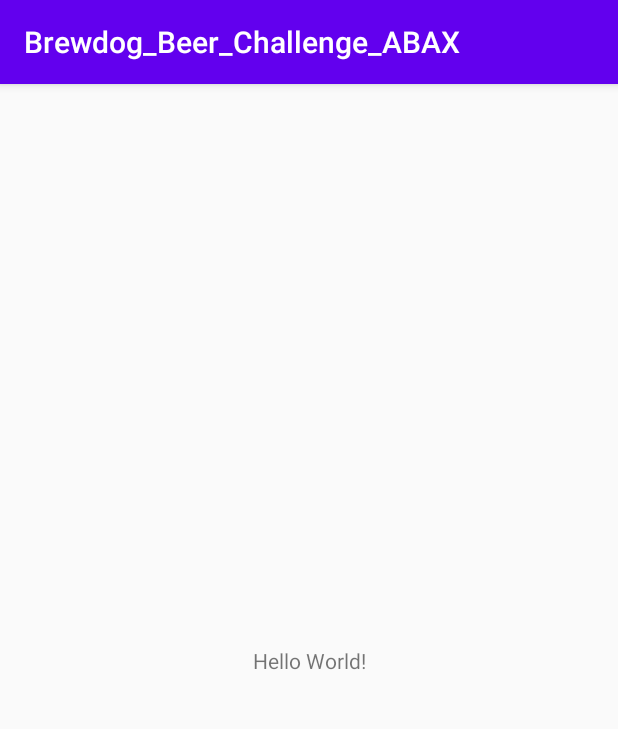
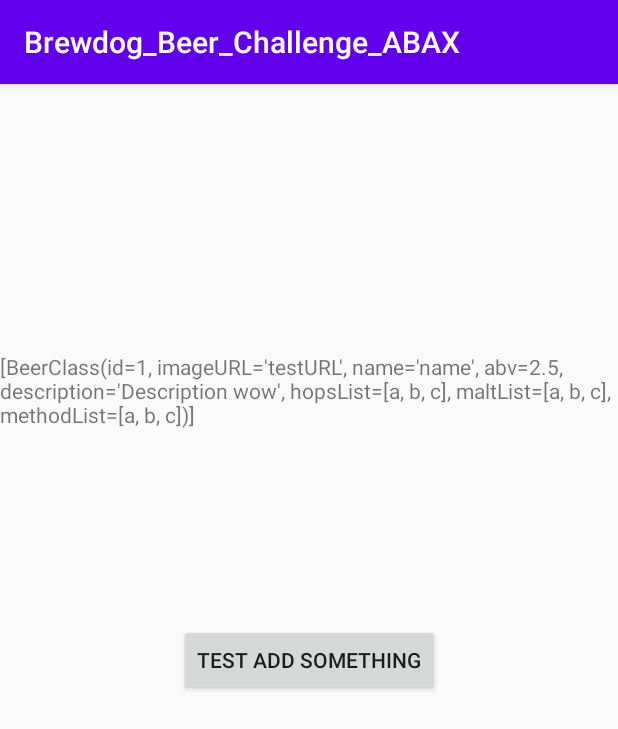
Before and after one commit to MurphyRock/Brewdog_Beer_Challenge, an Android app: the screen it shows after launch (MainActivity), on a phone screen of 412 x 824 dp. Shown: the top 729 px of the screen. Run offline under Robolectric (Android 15) with nearby library versions, the phone set to English and light mode, and no system bars; our stand-ins replace Room's generated code.

Commit message:
chore: Adding the data management system
Added a Room /  ViewModel data management system plus data test

```diff
--- a/app/src/main/java/com/example/brewdog_beer_challenge_abax/MainActivity.kt
+++ b/app/src/main/java/com/example/brewdog_beer_challenge_abax/MainActivity.kt
@@ -2,10 +2,66 @@
 
 import androidx.appcompat.app.AppCompatActivity
 import android.os.Bundle
+import android.widget.Button
+import android.widget.TextView
+import androidx.lifecycle.AndroidViewModel
+import androidx.lifecycle.Observer
+import androidx.lifecycle.ViewModelProvider
+import com.example.brewdog_beer_challenge_abax.datacenter.BeerClass
+import com.example.brewdog_beer_challenge_abax.datacenter.BeerViewModel
+import com.google.android.material.snackbar.Snackbar
+import kotlinx.coroutines.Dispatchers
+import kotlinx.coroutines.GlobalScope
+import kotlinx.coroutines.async
 
 class MainActivity : AppCompatActivity() {
+
+    private lateinit var beerViewModel: BeerViewModel
+
     override fun onCreate(savedInstanceState: Bundle?) {
         super.onCreate(savedInstanceState)
         setContentView(R.layout.activity_main)
+
+        beerViewModel = ViewModelProvider(this).get(BeerViewModel::class.java)
+
+        findViewById<Button>(R.id.testButton).setOnClickListener {
+            Snackbar.make(it, "Added test example", Snackbar.LENGTH_LONG).setAction("Action", null).show()
+            beerViewModel.insert(BeerClass(
+                0,
+                "testURL",
+                "name",
+                2.5,
+                "Description wow",
+                arrayListOf("a", "b", "c"),
+                arrayListOf("a", "b", "c"),
+                arrayListOf("a", "b", "c")
+                )
+            )
+        }
+
+        beerViewModel.allBeers.observe(this, Observer { data ->
+            data?.let {
+                findViewById<TextView>(R.id.testText).text = data.toString()
+            }
+        })
     }
+
+    override fun onStart() {
+        super.onStart()
+        GlobalScope.async(Dispatchers.IO) {
+            beerViewModel.insert(BeerClass(
+                0,
+                "testURL",
+                "name",
+                2.5,
+                "Description wow",
+                arrayListOf("a", "b", "c"),
+                arrayListOf("a", "b", "c"),
+                arrayListOf("a", "b", "c")
+                )
+            )
+
+        }
+    }
+
 }
--- /dev/null
+++ b/app/src/main/java/com/example/brewdog_beer_challenge_abax/datacenter/BeerClass.kt
@@ -0,0 +1,55 @@
+package com.example.brewdog_beer_challenge_abax.datacenter
+
+import androidx.room.*
+import com.example.brewdog_beer_challenge_abax.tools.Converters
+import com.google.gson.Gson
+
+import com.google.gson.reflect.TypeToken
+import java.lang.reflect.Type
+
+
+@Entity(tableName = "beer_table")
+class BeerClass(
+
+    @PrimaryKey(autoGenerate = true) @ColumnInfo(name = "id") private var id: Int,
+
+    @ColumnInfo(name = "imageURL") private var imageURL: String,
+    @ColumnInfo(name = "name") private var name: String,
+    @ColumnInfo(name = "abv") private var abv: Double,
+    @ColumnInfo(name = "description") private var description: String,
+//    @ColumnInfo(name = "hopsList")
+    @TypeConverters(Converters::class) @ColumnInfo(name = "hopsList") private var hopsList: ArrayList<String>,
+    @TypeConverters(Converters::class) @ColumnInfo(name = "maltList") private var maltList: ArrayList<String>,
+    @TypeConverters(Converters::class) @ColumnInfo(name = "methodList") private var methodList: ArrayList<String>
+) {
+
+    fun getId(): Int{
+        return id;
+    }
+    fun getImageURL(): String{
+        return imageURL;
+    }
+    fun getName(): String{
+        return name;
+    }
+    fun getAbv(): Double{
+        return abv;
+    }
+    fun getDescription(): String{
+        return description;
+    }
+    fun getHopsList(): ArrayList<String>{
+        return hopsList;
+    }
+    fun getMaltList(): ArrayList<String>{
+        return maltList;
+    }
+    fun getMethodList(): ArrayList<String>{
+        return methodList;
+    }
+
+    override fun toString(): String {
+        return "BeerClass(id=$id, imageURL='$imageURL', name='$name', abv=$abv, description='$description', hopsList=$hopsList, maltList=$maltList, methodList=$methodList)"
+    }
+
+}
--- /dev/null
+++ b/app/src/main/java/com/example/brewdog_beer_challenge_abax/datacenter/BeerDao.kt
@@ -0,0 +1,34 @@
+package com.example.brewdog_beer_challenge_abax.datacenter
+
+import androidx.lifecycle.LiveData
+import androidx.room.*
+
+@Dao
+interface BeerDao {
+
+    @Insert(onConflict = OnConflictStrategy.REPLACE)
+    fun insertBeer(beerObject: BeerClass?)
+
+    @Update
+    suspend fun updateBeer(beerObject: BeerClass?)
+
+    @Query("DELETE FROM beer_table")
+    fun deleteAll()
+
+    @Delete
+    fun deleteBeer(beerObject: BeerClass)
+
+    @Query("SELECT * from beer_table ORDER BY id ASC")
+    fun observeAll(): LiveData<List<BeerClass>>
+
+    @Query("SELECT * from beer_table ORDER BY id ASC")
+    fun getAll(): List<BeerClass>
+
+
+    @Query("SELECT * from beer_table WHERE id = :providedId")
+    fun observeById(providedId: Int): LiveData<BeerClass>
+
+    @Query("SELECT * from beer_table WHERE id = :providedId")
+    fun getById(providedId: Int): BeerClass?
+
+}
--- /dev/null
+++ b/app/src/main/java/com/example/brewdog_beer_challenge_abax/datacenter/BeerRepository.kt
@@ -0,0 +1,48 @@
+package com.example.brewdog_beer_challenge_abax.datacenter
+
+import android.app.Application
+import androidx.lifecycle.LiveData
+
+class BeerRepository(application: Application) {
+
+    private var beerDao: BeerDao? = null
+    private var allBeers: LiveData<List<BeerClass>>? = null
+
+    init {
+        val db: BeerRoomDB = BeerRoomDB.getDatabase(application!!)
+        beerDao = db.beerDao()
+        allBeers = beerDao!!.observeAll()
+    }
+
+    suspend fun insertBeer(beerObject: BeerClass) {
+        beerDao?.insertBeer(beerObject)
+    }
+
+    suspend fun updateBeer(beerObject: BeerClass){
+        beerDao?.updateBeer(beerObject)
+    }
+
+    suspend fun deleteAll(){
+        beerDao?.deleteAll()
+    }
+
+    suspend fun deleteBeer(beerObject: BeerClass){
+        beerDao?.deleteBeer(beerObject)
+    }
+
+    fun observeAll(): LiveData<List<BeerClass>>? {
+        return allBeers
+    }
+
+    fun getAllBeers(): List<BeerClass>? {
+        return beerDao?.getAll()
+    }
+
+    fun observeById(id: Int): LiveData<BeerClass>?{
+        return beerDao?.observeById(id)
+    }
+
+    fun getById(id: Int): BeerClass?{
+        return beerDao?.getById(id)
+    }
+}
--- /dev/null
+++ b/app/src/main/java/com/example/brewdog_beer_challenge_abax/datacenter/BeerRoomDB.kt
@@ -0,0 +1,37 @@
+package com.example.brewdog_beer_challenge_abax.datacenter
+
+import android.content.Context
+import androidx.room.Database
+import androidx.room.Room
+import androidx.room.RoomDatabase
+import androidx.room.TypeConverters
+import com.example.brewdog_beer_challenge_abax.tools.Converters
+
+@Database(entities = [BeerClass::class], version = 4, exportSchema = false)
+@TypeConverters(Converters::class)
+abstract class BeerRoomDB: RoomDatabase() {
+
+    abstract fun beerDao(): BeerDao
+
+    companion object{
+        @Volatile
+        private var INSTANCE: BeerRoomDB? = null
+
+        fun getDatabase(context: Context): BeerRoomDB {
+            val tempInstance = INSTANCE
+            if (tempInstance != null) {
+                return tempInstance
+            }
+            synchronized(this) {
+                val instance = Room.databaseBuilder(
+                    context.applicationContext,
+                    BeerRoomDB::class.java,
+                    "beer_database"
+                ).fallbackToDestructiveMigration().build()
+
+                INSTANCE = instance
+                return instance
+            }
+        }
+    }
+}
--- /dev/null
+++ b/app/src/main/java/com/example/brewdog_beer_challenge_abax/datacenter/BeerViewModel.kt
@@ -0,0 +1,45 @@
+package com.example.brewdog_beer_challenge_abax.datacenter
+
+import android.app.Application
+import androidx.lifecycle.AndroidViewModel
+import androidx.lifecycle.LiveData
+import androidx.lifecycle.viewModelScope
+import kotlinx.coroutines.Dispatchers
+import kotlinx.coroutines.launch
+
+class BeerViewModel(application: Application): AndroidViewModel(application) {
+    private val repository: BeerRepository = BeerRepository(application)
+    val allBeers: LiveData<List<BeerClass>> = repository.observeAll()!!
+
+    fun insert(beerObject: BeerClass) = viewModelScope.launch(Dispatchers.IO) {
+        repository.insertBeer(beerObject)
+    }
+
+    fun updateBeer(beerObject: BeerClass) = viewModelScope.launch(Dispatchers.IO) {
+        repository.updateBeer(beerObject)
+    }
+
+    fun deleteAll() = viewModelScope.launch(Dispatchers.IO) {
+        repository.deleteAll()
+    }
+
+    fun  deleteItem(beerObject: BeerClass) = viewModelScope.launch(Dispatchers.IO) {
+        repository.deleteBeer(beerObject)
+    }
+
+    fun observeAllBeer(): LiveData<List<BeerClass>>? {
+        return allBeers
+    }
+
+    fun getAllBeer(): List<BeerClass>? {
+        return repository.getAllBeers()
+    }
+
+    fun observeById(id: Int): LiveData<BeerClass>?{
+        return repository.observeById(id)
+    }
+
+    fun getById(id: Int): BeerClass?{
+        return repository.getById(id)
+    }
+}
--- /dev/null
+++ b/app/src/main/java/com/example/brewdog_beer_challenge_abax/tools/Converters.kt
@@ -0,0 +1,20 @@
+package com.example.brewdog_beer_challenge_abax.tools
+
+import androidx.room.TypeConverter
+import com.google.gson.Gson
+import com.google.gson.reflect.TypeToken
+import java.lang.reflect.Type
+
+class Converters {
+    @TypeConverter
+    fun fromString(value: String?): ArrayList<String> {
+        val listType: Type = object : TypeToken<ArrayList<String?>?>() {}.getType()
+        return Gson().fromJson(value, listType)
+    }
+
+    @TypeConverter
+    fun fromArrayList(list: ArrayList<String?>?): String {
+        val gson = Gson()
+        return gson.toJson(list)
+    }
+}
--- a/app/src/main/res/layout/activity_main.xml
+++ b/app/src/main/res/layout/activity_main.xml
@@ -7,9 +7,19 @@
     tools:context=".MainActivity">
 
     <TextView
+        android:id="@+id/testText"
         android:layout_width="wrap_content"
         android:layout_height="wrap_content"
-        android:text="Hello World!"
+        app:layout_constraintBottom_toBottomOf="@id/testButton"
+        app:layout_constraintLeft_toLeftOf="parent"
+        app:layout_constraintRight_toRightOf="parent"
+        app:layout_constraintTop_toTopOf="parent"/>
+
+    <Button
+        android:layout_width="wrap_content"
+        android:layout_height="wrap_content"
+        android:text="Test add something"
+        android:id="@+id/testButton"
         app:layout_constraintBottom_toBottomOf="parent"
         app:layout_constraintLeft_toLeftOf="parent"
         app:layout_constraintRight_toRightOf="parent"
```
Also changed, not shown: app/build.gradle (+29 -0 lines), build.gradle (+8 -0 lines).
